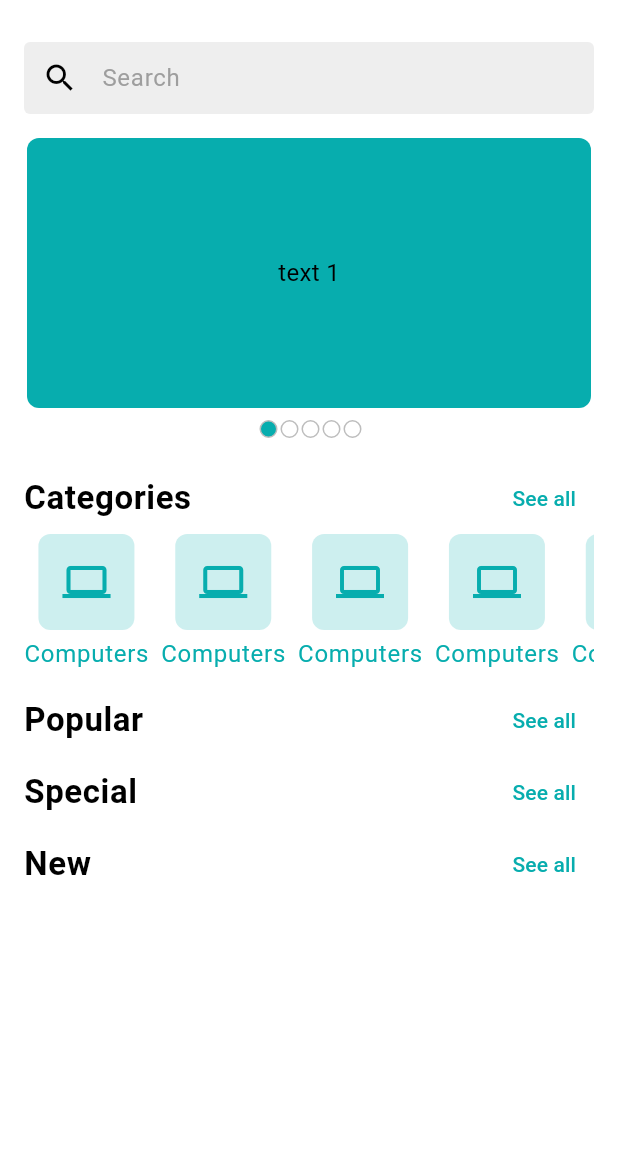
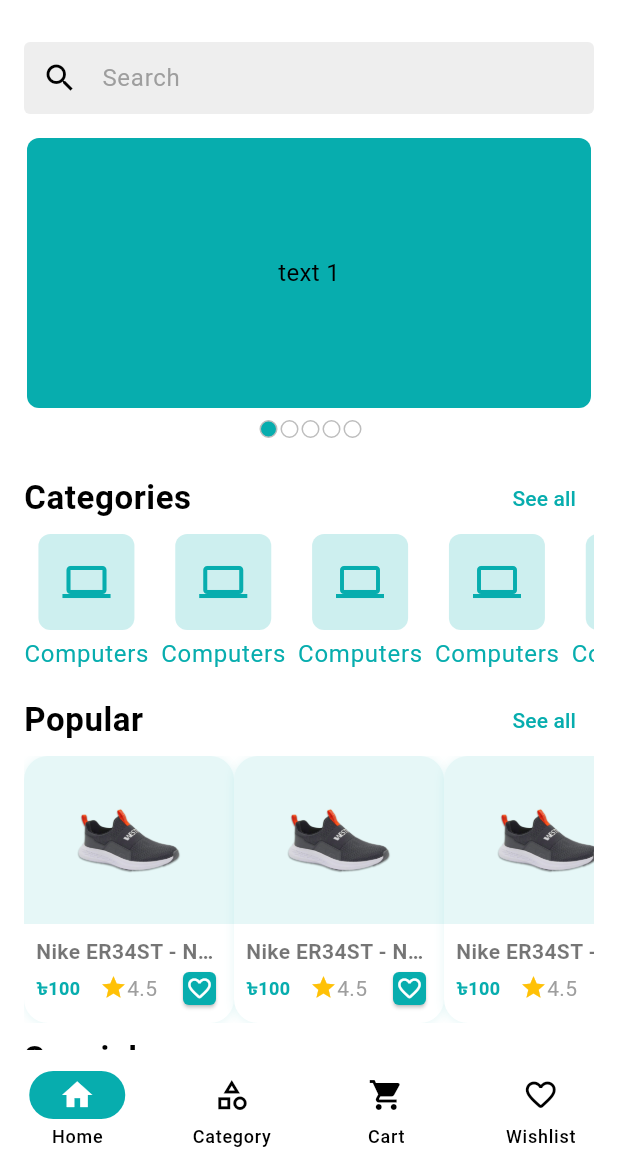
Before and after one commit to santorasu/crafty_bay, a Flutter app: the screen it shows after launch, on a phone screen of 412 x 824 dp, the part 66-1236 px from its top. Run offline on Flutter 3.47's test engine with Material 3 defaults, Android fonts, the phone set to English and light mode, and no system bars; drawn by our look-alikes of carousel_slider; our stand-ins replace email_validator, firebase_core, firebase_crashlytics, flutter_svg, get; accounts and stored records are empty.

```diff
--- a/lib/app/app.dart
+++ b/lib/app/app.dart
@@ -1,7 +1,9 @@
 import 'package:crafty_bay/app/app_routes.dart';
 import 'package:crafty_bay/app/app_theme.dart';
+import 'package:crafty_bay/app/controller_binder.dart';
 import 'package:crafty_bay/features/auth/ui/screens/splash_screen.dart';
 import 'package:flutter/material.dart';
+import 'package:get/get.dart';
 
 class CraftyBay extends StatefulWidget {
   const CraftyBay({super.key});
@@ -13,11 +15,12 @@ class CraftyBay extends StatefulWidget {
 class _CraftyBayState extends State<CraftyBay> {
   @override
   Widget build(BuildContext context) {
-    return MaterialApp(
+    return GetMaterialApp(
       debugShowCheckedModeBanner: false,
       initialRoute: SplashScreen.name,
       theme: AppTheme.lightThemeData,
       onGenerateRoute: AppRoutes.routes,
+      initialBinding: ControllerBinder(),
     );
   }
 }
--- a/lib/app/app_routes.dart
+++ b/lib/app/app_routes.dart
@@ -1,7 +1,6 @@
 import 'package:crafty_bay/features/auth/ui/screens/login_screen.dart';
 import 'package:crafty_bay/features/auth/ui/screens/sign_up_screen.dart';
-import 'package:crafty_bay/features/home/ui/screens/home_screen.dart';
-import 'package:crafty_bay/features/products/ui/screens/product_category_screen.dart';
+import 'package:crafty_bay/features/common/ui/screens/main_bottom_nav_screen.dart';
 import 'package:flutter/material.dart';
 
 import '../features/auth/ui/screens/splash_screen.dart';
@@ -16,11 +15,8 @@ class AppRoutes {
       screenWidget = LoginScreen();
     } else if (settings.name == SignUpScreen.name) {
       screenWidget = SignUpScreen();
-    } else if (settings.name == HomeScreen.name) {
-      screenWidget = HomeScreen();
-    }
-    else if (settings.name == ProductCategoryScreen.name) {
-      screenWidget = ProductCategoryScreen();
+    } else if (settings.name == MainBottomNavScreen.name) {
+      screenWidget = MainBottomNavScreen();
     }
     return MaterialPageRoute(builder: (context) => screenWidget);
   }
--- a/lib/app/app_theme.dart
+++ b/lib/app/app_theme.dart
@@ -36,6 +36,12 @@ class AppTheme {
               fontWeight: FontWeight.w500,
             )
         ),
+      ),
+      appBarTheme: AppBarTheme(
+        titleTextStyle: TextStyle(
+          fontSize: 18,
+          color: Colors.black87,
+        ),
       )
     );
   }
--- a/lib/app/asset_paths.dart
+++ b/lib/app/asset_paths.dart
@@ -2,4 +2,5 @@ class AssetPaths{
   static const String _imageUrl = 'assets/images';
   static const String appLogoSvg = '$_imageUrl/logo.svg';
   static const String navAppLogoSvg = '$_imageUrl/logo_nav.svg';
+  static const String dummyNikeShoePng = '$_imageUrl/juta.png';
 }
--- /dev/null
+++ b/lib/app/controller_binder.dart
@@ -0,0 +1,10 @@
+import 'package:crafty_bay/features/common/ui/controllers/main_bottom_nav_controller.dart';
+import 'package:get/get.dart';
+
+class ControllerBinder extends Bindings {
+  @override
+  void dependencies() {
+    Get.put(MainBottomNavController());
+  }
+
+}
--- a/lib/features/auth/ui/screens/splash_screen.dart
+++ b/lib/features/auth/ui/screens/splash_screen.dart
@@ -1,4 +1,4 @@
-import 'package:crafty_bay/features/home/ui/screens/home_screen.dart';
+import 'package:crafty_bay/features/common/ui/screens/main_bottom_nav_screen.dart';
 import 'package:flutter/material.dart';
 import '../widgets/app_logo.dart';
 
@@ -20,7 +20,7 @@ class _SplashScreenState extends State<SplashScreen> {
 
   Future<void> _moveToHomeScreen() async {
     await Future.delayed(Duration(seconds: 2));
-    Navigator.pushReplacementNamed(context, HomeScreen.name);
+    Navigator.pushReplacementNamed(context, MainBottomNavScreen.name);
   }
 
   @override
--- /dev/null
+++ b/lib/features/common/ui/controllers/main_bottom_nav_controller.dart
@@ -0,0 +1,22 @@
+import 'package:get/get.dart';
+
+class MainBottomNavController extends GetxController {
+  int _currentIndex = 0;
+  int get selectedIndex => _currentIndex;
+
+  void changeIndex(int index) {
+    if (index == _currentIndex) {
+      return;
+    }
+    _currentIndex = index;
+    update();
+  }
+
+  void moveToCategory() {
+    changeIndex(1);
+  }
+
+  void backToHome() {
+    changeIndex(0);
+  }
+}
--- /dev/null
+++ b/lib/features/common/ui/screens/main_bottom_nav_screen.dart
@@ -0,0 +1,55 @@
+import 'package:crafty_bay/features/common/ui/controllers/main_bottom_nav_controller.dart';
+import 'package:crafty_bay/features/home/ui/screens/home_screen.dart';
+import 'package:crafty_bay/features/products/ui/screens/product_category_screen.dart';
+import 'package:flutter/material.dart';
+import 'package:get/get.dart';
+
+class MainBottomNavScreen extends StatefulWidget {
+  const MainBottomNavScreen({super.key});
+
+  static final String name = '/main-bottom-nav';
+
+  @override
+  State<MainBottomNavScreen> createState() => _MainBottomNavScreenState();
+}
+
+class _MainBottomNavScreenState extends State<MainBottomNavScreen> {
+  final List<Widget> _screens = [
+    HomeScreen(),
+    ProductCategoryScreen(),
+    ProductCategoryScreen(),
+    ProductCategoryScreen(),
+  ];
+  @override
+  Widget build(BuildContext context) {
+    return GetBuilder<MainBottomNavController>(
+      builder: (navController) {
+        return Scaffold(
+          body: _screens[navController.selectedIndex],
+          bottomNavigationBar: NavigationBar(
+            selectedIndex: navController.selectedIndex,
+            onDestinationSelected: navController.changeIndex,
+            destinations: [
+              NavigationDestination(
+                  icon: Icon(Icons.home),
+                  label: 'Home',
+              ),
+              NavigationDestination(
+                icon: Icon(Icons.category_outlined),
+                label: 'Category',
+              ),
+              NavigationDestination(
+                icon: Icon(Icons.shopping_cart),
+                label: 'Cart',
+              ),
+              NavigationDestination(
+                icon: Icon(Icons.favorite_outline_rounded),
+                label: 'Wishlist',
+              ),
+            ],
+          ),
+        );
+      },
+    );
+  }
+}
--- /dev/null
+++ b/lib/features/common/ui/widgets/product_card.dart
@@ -0,0 +1,95 @@
+import 'package:flutter/material.dart';
+
+import '../../../../app/app_colors.dart';
+import '../../../../app/asset_paths.dart';
+
+class ProductCard extends StatelessWidget {
+  const ProductCard({super.key});
+
+  @override
+  Widget build(BuildContext context) {
+    return Container(
+      width: 140,
+      decoration: BoxDecoration(
+        borderRadius: BorderRadius.circular(16),
+        color: Colors.white,
+        boxShadow: [
+          BoxShadow(
+            color: AppColor.themeColor.withOpacity(0.1),
+            offset: Offset(0.0, 0.7),
+            blurRadius: 5,
+          ),
+        ],
+      ),
+      child: Column(
+        children: [
+          Container(
+            width: 140,
+            decoration: BoxDecoration(
+              color: AppColor.themeColor.withOpacity(0.1),
+              borderRadius: BorderRadius.only(
+                topLeft: Radius.circular(16),
+                topRight: Radius.circular(16),
+              ),
+            ),
+            padding: EdgeInsets.all(16),
+            child: Image.asset(
+              AssetPaths.dummyNikeShoePng,
+              height: 80,
+              width: 80,
+            ),
+          ),
+          Padding(
+            padding: const EdgeInsets.all(8.0),
+            child: Column(
+              children: [
+                Text(
+                  'Nike ER34ST - New model of 2025',
+                  maxLines: 1,
+                  style: TextStyle(
+                    overflow: TextOverflow.ellipsis,
+                    color: Colors.black54,
+                    fontWeight: FontWeight.w600,
+                  ),
+                ),
+                Row(
+                  mainAxisAlignment: MainAxisAlignment.spaceBetween,
+                  children: [
+                    Text(
+                      '৳100',
+                      style: TextStyle(
+                        fontSize: 12,
+                        fontWeight: FontWeight.w600,
+                        color: AppColor.themeColor,
+                      ),
+                    ),
+                    Wrap(
+                      children: [
+                        Icon(Icons.star, color: Colors.amber, size: 18),
+                        Text('4.5', style: TextStyle(color: Colors.grey)),
+                      ],
+                    ),
+                    Card(
+                      color: AppColor.themeColor,
+                      shape: RoundedRectangleBorder(
+                        borderRadius: BorderRadius.circular(4),
+                      ),
+                      child: Padding(
+                        padding: const EdgeInsets.all(2),
+                        child: Icon(
+                          Icons.favorite_outline_rounded,
+                          size: 18,
+                          color: Colors.white,
+                        ),
+                      ),
+                    ),
+                  ],
+                ),
+              ],
+            ),
+          ),
+        ],
+      ),
+    );
+  }
+}
--- a/lib/features/common/ui/widgets/product_category_item.dart
+++ b/lib/features/common/ui/widgets/product_category_item.dart
@@ -9,7 +9,11 @@ class ProductCategoryItem extends StatelessWidget {
 
   @override
   Widget build(BuildContext context) {
-    return Column(
+    return GestureDetector(
+      onTap: (){
+        //TODO: Navigate to product list screen
+      },
+      child: Column(
         children: [
           Container(
             padding: EdgeInsets.all(16),
@@ -31,6 +35,7 @@ class ProductCategoryItem extends StatelessWidget {
             ).textTheme.bodyLarge?.copyWith(color: AppColor.themeColor),
           ),
         ],
+      ),
     );
   }
 }
--- a/lib/features/home/ui/screens/home_screen.dart
+++ b/lib/features/home/ui/screens/home_screen.dart
@@ -1,7 +1,10 @@
+import 'package:crafty_bay/app/app_colors.dart';
 import 'package:crafty_bay/app/asset_paths.dart';
-import 'package:crafty_bay/features/products/ui/screens/product_category_screen.dart';
+import 'package:crafty_bay/features/common/ui/controllers/main_bottom_nav_controller.dart';
 import 'package:flutter/material.dart';
 import 'package:flutter_svg/flutter_svg.dart';
+import 'package:get/get.dart';
+import '../../../common/ui/widgets/product_card.dart';
 import '../../widgets/app_bar_icon_button.dart';
 import '../../widgets/home_carousel_slider.dart';
 import '../../../common/ui/widgets/product_category_item.dart';
@@ -9,8 +12,6 @@ import '../../widgets/product_search_bar.dart';
 
 class HomeScreen extends StatefulWidget {
   const HomeScreen({super.key});
-
-  static final String name = '/home';
 
   @override
   State<HomeScreen> createState() => _HomeScreenState();
@@ -32,11 +33,15 @@ class _HomeScreenState extends State<HomeScreen> {
                 const SizedBox(height: 16),
                 HomeCarouselSlider(),
                 const SizedBox(height: 16),
-                _buildSectionHeader(title: 'Categories', onTapSeeAll: () {
-                  Navigator.pushNamed(context, ProductCategoryScreen.name);
-                }),
+                _buildSectionHeader(
+                  title: 'Categories',
+                  onTapSeeAll: () {
+                    Get.find<MainBottomNavController>().moveToCategory();
+                  },
+                ),
                 _getCategoryList(),
                 _buildSectionHeader(title: 'Popular', onTapSeeAll: () {}),
+                _getPopularProducts(),
                 _buildSectionHeader(title: 'Special', onTapSeeAll: () {}),
                 _buildSectionHeader(title: 'New', onTapSeeAll: () {}),
               ],
@@ -44,6 +49,13 @@ class _HomeScreenState extends State<HomeScreen> {
           ),
         ),
       ),
+    );
+  }
+
+  Widget _getPopularProducts() {
+    return SingleChildScrollView(
+      scrollDirection: Axis.horizontal,
+      child: Row(children: [1, 2, 3, 4].map((e) => ProductCard()).toList()),
     );
   }
 
--- a/lib/features/products/ui/screens/product_category_screen.dart
+++ b/lib/features/products/ui/screens/product_category_screen.dart
@@ -1,10 +1,10 @@
+import 'package:crafty_bay/features/common/ui/controllers/main_bottom_nav_controller.dart';
 import 'package:crafty_bay/features/common/ui/widgets/product_category_item.dart';
 import 'package:flutter/material.dart';
+import 'package:get/get.dart';
 
 class ProductCategoryScreen extends StatefulWidget {
   const ProductCategoryScreen({super.key});
-
-  static final String name = '/product-category';
 
   @override
   State<ProductCategoryScreen> createState() => _ProductCategoryScreenState();
@@ -13,14 +13,29 @@ class ProductCategoryScreen extends StatefulWidget {
 class _ProductCategoryScreenState extends State<ProductCategoryScreen> {
   @override
   Widget build(BuildContext context) {
-    return Scaffold(
-      appBar: AppBar(title: Text('Categories')),
-      body: GridView.builder(
-        itemCount: 50,
-        gridDelegate: SliverGridDelegateWithFixedCrossAxisCount(crossAxisCount: 4),
-        itemBuilder: (context, index) {
-          return ProductCategoryItem();
-        },
+    return PopScope(
+      canPop: false,
+      onPopInvokedWithResult: (_, __){
+        Get.find<MainBottomNavController>().backToHome();
+      },
+      child: Scaffold(
+        appBar: AppBar(title: Text('Categories'),leading: IconButton(onPressed: (){
+          Get.find<MainBottomNavController>().backToHome();
+        }, icon: Icon(Icons.arrow_back_ios)),),
+        body: Padding(
+          padding: const EdgeInsets.symmetric(horizontal: 16),
+          child: GridView.builder(
+            itemCount: 50,
+            gridDelegate: SliverGridDelegateWithFixedCrossAxisCount(
+              mainAxisSpacing: 8,
+              crossAxisSpacing: 2,
+              crossAxisCount: 4,
+            ),
+            itemBuilder: (context, index) {
+              return FittedBox(child: ProductCategoryItem());
+            },
+          ),
+        ),
       ),
     );
   }
--- a/pubspec.yaml
+++ b/pubspec.yaml
@@ -18,6 +18,7 @@ dependencies:
   flutter_svg: ^2.1.0
   email_validator: ^3.0.0
   carousel_slider: ^5.1.1
+  get: ^4.7.2
 
 dev_dependencies:
   flutter_test:
```
Also changed, not shown: assets/images/images.jpg (added), assets/images/juta.png (added), pubspec.lock. Lines whose indentation alone changed are shown as unchanged.
